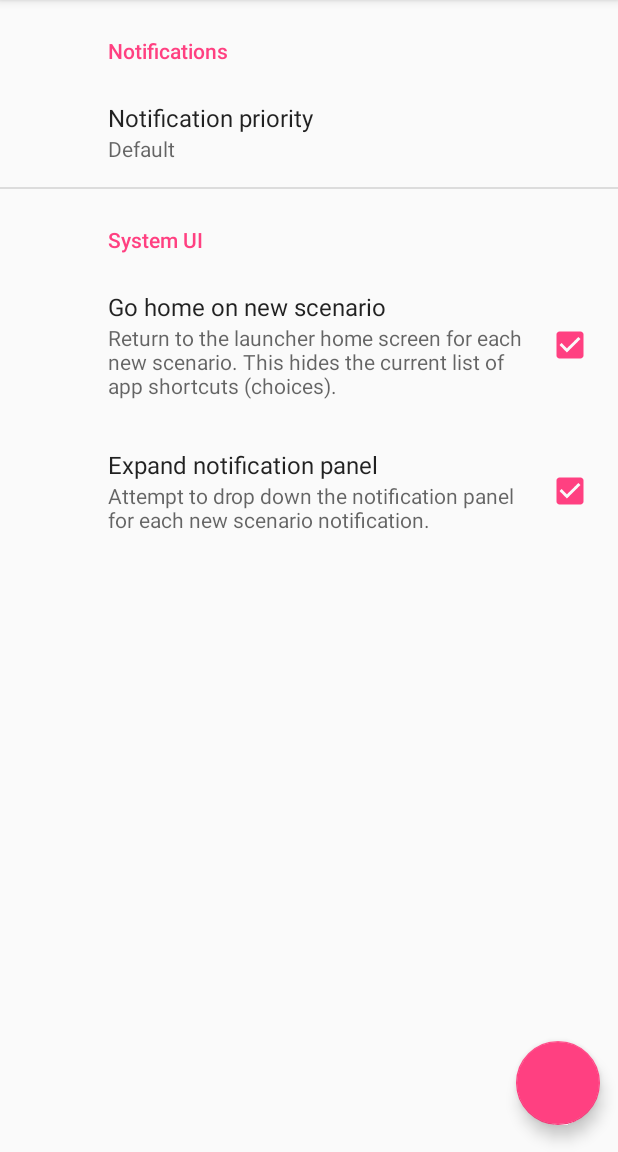
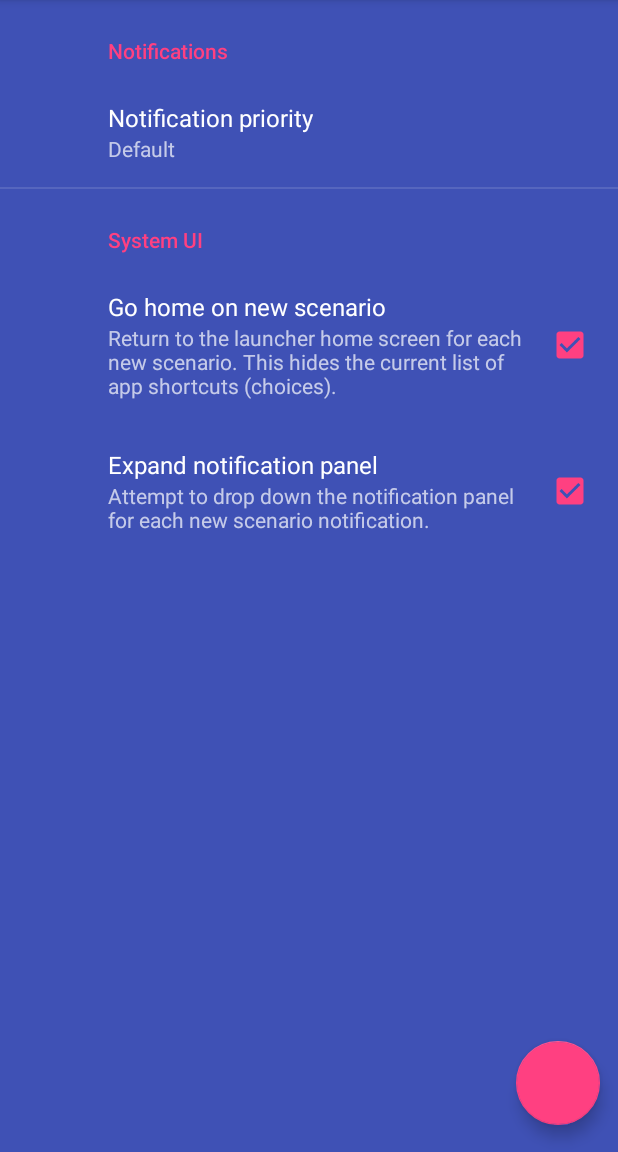
Before and after one commit to ricknout/shortstories, an Android app: the screen it shows after launch (MainActivity), on a phone screen of 412 x 824 dp, the part 84-1236 px from its top. Run offline under Robolectric (Android 15) with nearby library versions, the phone set to English and light mode, and no system bars; our stand-ins replace androidx.preference, data binding; libraries missing offline, so code that uses them is left out: org.simpleframework.xml; 3 statements that could not run were skipped.

Commit message:
Adjust theme

```diff
--- a/app/src/main/res/values/styles.xml
+++ b/app/src/main/res/values/styles.xml
@@ -1,10 +1,11 @@
 <?xml version="1.0" encoding="utf-8"?>
 <resources>
 
-    <style name="AppTheme" parent="Theme.AppCompat.Light.DarkActionBar">
+    <style name="AppTheme" parent="Theme.AppCompat">
         <item name="colorPrimary">@color/colorPrimary</item>
         <item name="colorPrimaryDark">@color/colorPrimaryDark</item>
         <item name="colorAccent">@color/colorAccent</item>
+        <item name="android:windowBackground">@color/colorPrimary</item>
         <item name="preferenceTheme">@style/PreferenceThemeOverlay.v14.Material</item>
     </style>
 
```
